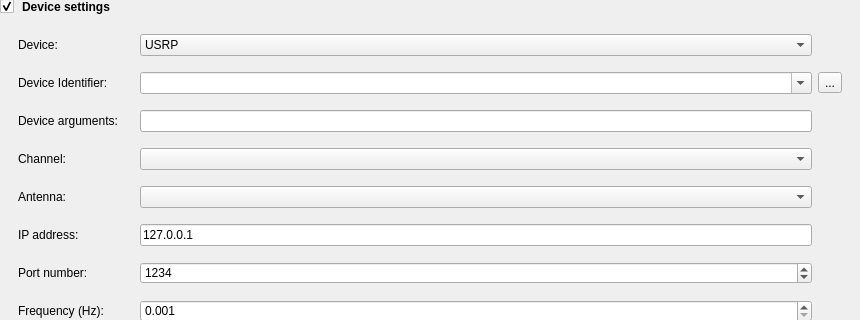
Old version of the form data/ui/send_recv_device_settings.ui in the repository jopohl/urh; both pictures show x 0 to 860 and y 0 to 320 of the 860 by 668 pixel window.
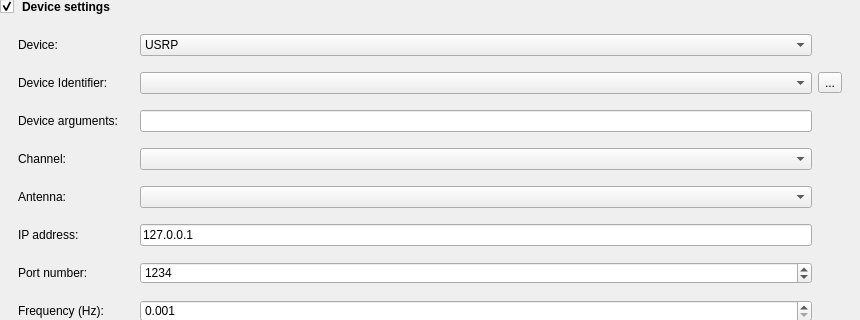
New version of the form. Icons and pictures are not drawn. Custom widgets are drawn as their Qt base class.

Patch:
```diff
--- a/data/ui/send_recv_device_settings.ui
+++ b/data/ui/send_recv_device_settings.ui
@@ -488,7 +488,7 @@
          <item row="1" column="1">
           <widget class="QComboBox" name="comboBoxDeviceIdentifier">
            <property name="editable">
-            <bool>true</bool>
+            <bool>false</bool>
            </property>
            <property name="insertPolicy">
             <enum>QComboBox::NoInsert</enum>
```
